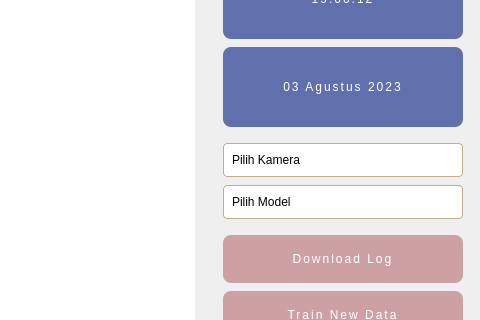
First picture: the form in 123.ui, repository YapZanan/face_attendant, before the edit; both pictures show x 407 to 887 and y 82 to 402 of the 887 by 791 pixel window.
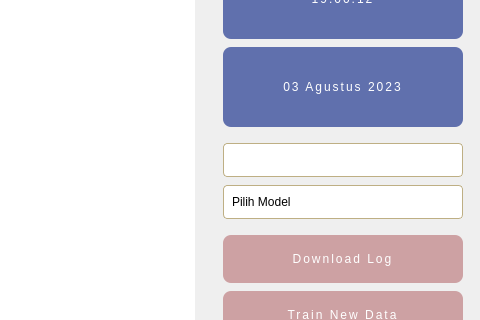
Second picture: the form after the edit. Icons and pictures are not drawn.

Patch:
```diff
--- a/123.ui
+++ b/123.ui
@@ -427,11 +427,6 @@
 
 </string>
           </property>
-          <item>
-           <property name="text">
-            <string>Pilih Kamera</string>
-           </property>
-          </item>
          </widget>
         </item>
         <item>
```
